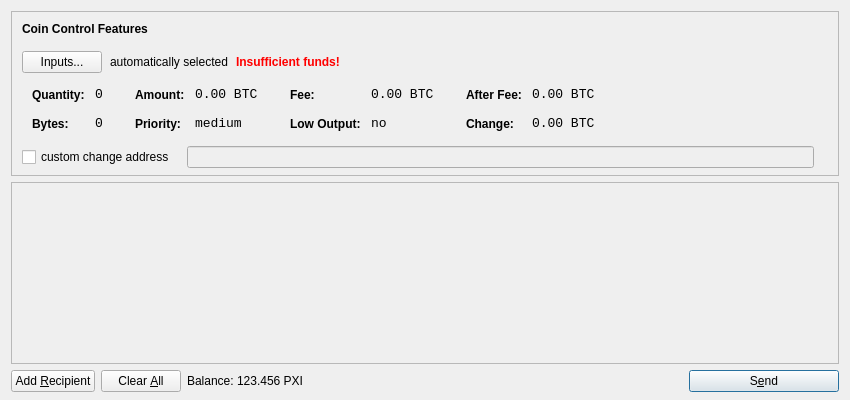
Before: the Qt Designer form src/qt/forms/sendcoinsdialog.ui in Prime-Cryptos/Prime-xi, drawn with Qt 5.
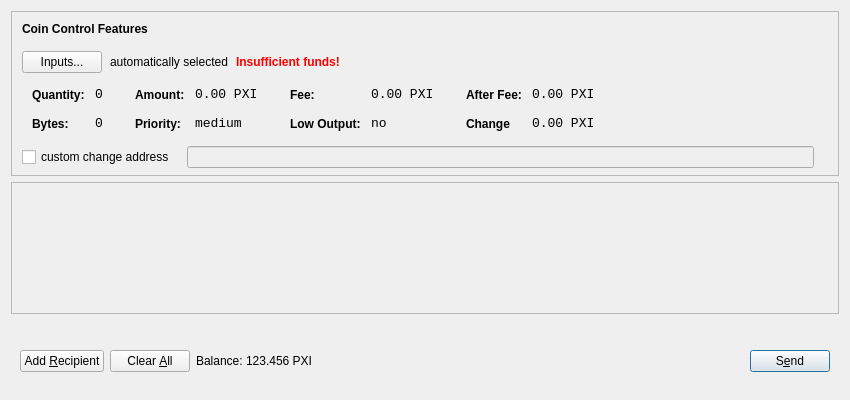
After: the same form once the commit is applied. Icons and pictures are not drawn.

```diff
--- a/src/qt/forms/sendcoinsdialog.ui
+++ b/src/qt/forms/sendcoinsdialog.ui
@@ -39,7 +39,7 @@
      </property>
      <layout class="QVBoxLayout" name="verticalLayoutCoinControl2">
       <property name="spacing">
-       <number>-1</number>
+       <number>6</number>
       </property>
       <property name="leftMargin">
        <number>0</number>
@@ -321,7 +321,7 @@
                   <enum>Qt::ActionsContextMenu</enum>
                  </property>
                  <property name="text">
-                  <string notr="true">0.00 BTC</string>
+                  <string>0.00 PXI</string>
                  </property>
                  <property name="textInteractionFlags">
                   <set>Qt::LinksAccessibleByMouse|Qt::TextSelectableByKeyboard|Qt::TextSelectableByMouse</set>
@@ -407,7 +407,7 @@
                   <enum>Qt::ActionsContextMenu</enum>
                  </property>
                  <property name="text">
-                  <string notr="true">0.00 BTC</string>
+                  <string>0.00 PXI</string>
                  </property>
                  <property name="textInteractionFlags">
                   <set>Qt::LinksAccessibleByMouse|Qt::TextSelectableByKeyboard|Qt::TextSelectableByMouse</set>
@@ -493,7 +493,7 @@
                   <enum>Qt::ActionsContextMenu</enum>
                  </property>
                  <property name="text">
-                  <string notr="true">0.00 BTC</string>
+                  <string>0.00 PXI</string>
                  </property>
                  <property name="textInteractionFlags">
                   <set>Qt::LinksAccessibleByMouse|Qt::TextSelectableByKeyboard|Qt::TextSelectableByMouse</set>
@@ -506,7 +506,7 @@
                   <string notr="true">font-weight:bold;</string>
                  </property>
                  <property name="text">
-                  <string>Change:</string>
+                  <string>Change</string>
                  </property>
                 </widget>
                </item>
@@ -525,7 +525,7 @@
                   <enum>Qt::ActionsContextMenu</enum>
                  </property>
                  <property name="text">
-                  <string notr="true">0.00 BTC</string>
+                  <string>0.00 PXI</string>
                  </property>
                  <property name="textInteractionFlags">
                   <set>Qt::LinksAccessibleByMouse|Qt::TextSelectableByKeyboard|Qt::TextSelectableByMouse</set>
@@ -626,7 +626,7 @@
         <x>0</x>
         <y>0</y>
         <width>830</width>
-        <height>165</height>
+        <height>104</height>
        </rect>
       </property>
       <layout class="QVBoxLayout" name="verticalLayout_2">
@@ -658,9 +658,28 @@
     </widget>
    </item>
    <item>
+    <widget class="QWidget" name="buttonBar" native="true">
     <layout class="QHBoxLayout" name="horizontalLayout">
+      <property name="leftMargin">
+       <number>9</number>
+      </property>
+      <property name="topMargin">
+       <number>30</number>
+      </property>
+      <property name="rightMargin">
+       <number>9</number>
+      </property>
+      <property name="bottomMargin">
+       <number>20</number>
+      </property>
      <item>
       <widget class="QPushButton" name="addButton">
+        <property name="maximumSize">
+         <size>
+          <width>136</width>
+          <height>36</height>
+         </size>
+        </property>
        <property name="toolTip">
         <string>Send to multiple recipients at once</string>
        </property>
@@ -684,6 +703,12 @@
          <verstretch>0</verstretch>
         </sizepolicy>
        </property>
+        <property name="maximumSize">
+         <size>
+          <width>100</width>
+          <height>36</height>
+         </size>
+        </property>
        <property name="toolTip">
         <string>Remove all transaction fields</string>
        </property>
@@ -709,6 +734,12 @@
        </property>
        <item>
         <widget class="QLabel" name="label">
+          <property name="sizePolicy">
+           <sizepolicy hsizetype="Preferred" vsizetype="Fixed">
+            <horstretch>0</horstretch>
+            <verstretch>0</verstretch>
+           </sizepolicy>
+          </property>
          <property name="text">
           <string>Balance:</string>
          </property>
@@ -716,6 +747,12 @@
        </item>
        <item>
         <widget class="QLabel" name="labelBalance">
+          <property name="sizePolicy">
+           <sizepolicy hsizetype="Preferred" vsizetype="Fixed">
+            <horstretch>0</horstretch>
+            <verstretch>0</verstretch>
+           </sizepolicy>
+          </property>
          <property name="cursor">
           <cursorShape>IBeamCursor</cursorShape>
          </property>
@@ -744,10 +781,10 @@
      </item>
      <item>
       <widget class="QPushButton" name="sendButton">
-       <property name="minimumSize">
+        <property name="maximumSize">
         <size>
-         <width>150</width>
-         <height>0</height>
+          <width>96</width>
+          <height>36</height>
         </size>
        </property>
        <property name="toolTip">
@@ -766,6 +803,7 @@
       </widget>
      </item>
     </layout>
+    </widget>
    </item>
   </layout>
  </widget>
```
Left out of the diff: 42 changed lines with no effect on the pictures. Lines whose indentation alone changed are shown as unchanged.
